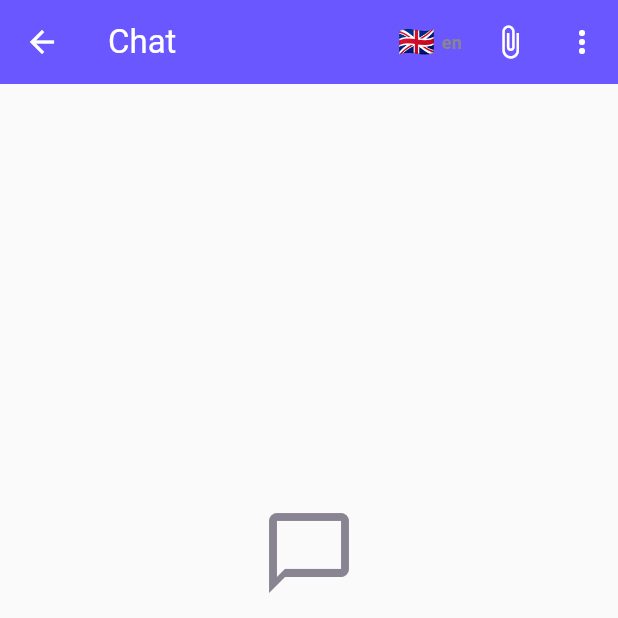
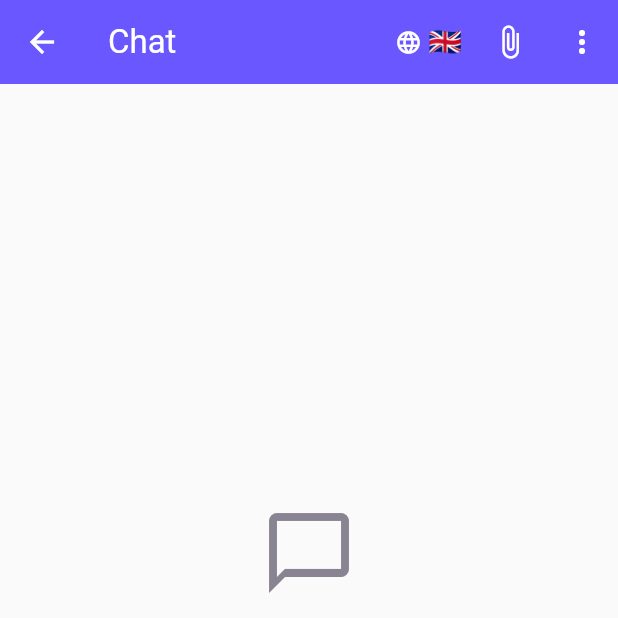
Before and after one commit to anasgg71-creator/machine-manager-app, a Flutter app: the ChatScreen screen opened directly with empty values, on a phone screen of 412 x 824 dp, the top half of it. Run offline on Flutter 3.47's test engine with Material 3 defaults, Android fonts, the phone set to English and light mode, and no system bars; our stand-ins replace cached_network_image, file_picker, flutter_local_notifications, image_picker, phosphor_flutter, shared_preferences and 1 more; missing offline and left inert: translator; accounts and stored records are empty; network calls fail.

Commit message:
Add globe icon to translation selector for better clarity
- Add language/globe icon before flag emoji
- Remove language code text (en, es, etc.) to simplify UI
- Now displays: 🌐 🇬🇧 (globe + flag) instead of 🇬🇧 en
- Makes it clearer that this is for language/translation selection

🤖 Generated with [Claude Code](https://claude.com/claude-code)

Co-Authored-By: Claude <noreply@anthropic.com>

```diff
--- a/lib/screens/chat/chat_screen.dart
+++ b/lib/screens/chat/chat_screen.dart
@@ -622,17 +622,11 @@ class _ChatScreenState extends State<ChatScreen> with WidgetsBindingObserver {
             icon: Row(
               mainAxisSize: MainAxisSize.min,
               children: [
+                const Icon(Icons.language, size: 18),
+                const SizedBox(width: 4),
                 Text(
                   TranslationService().getLanguageFlag(_chatTranslationLanguage),
-                  style: const TextStyle(fontSize: 20),
-                ),
-                const SizedBox(width: 4),
-                Text(
-                  _chatTranslationLanguage,
-                  style: const TextStyle(
-                    fontSize: 12,
-                    fontWeight: FontWeight.bold,
-                  ),
+                  style: const TextStyle(fontSize: 18),
                 ),
               ],
             ),
```
